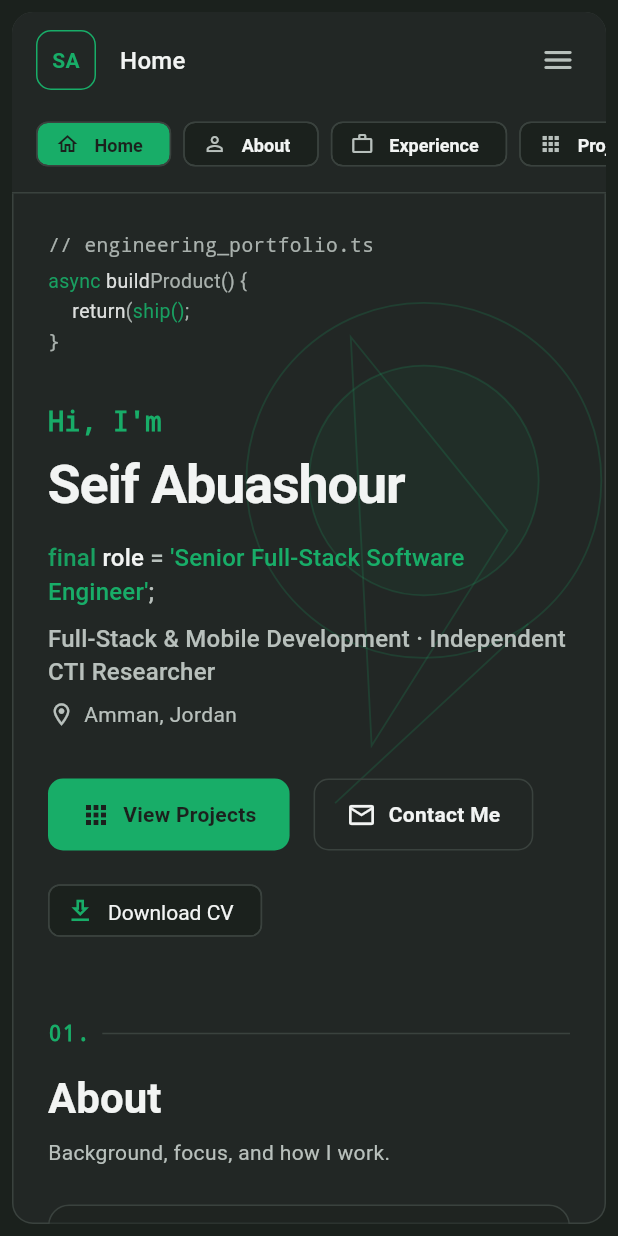
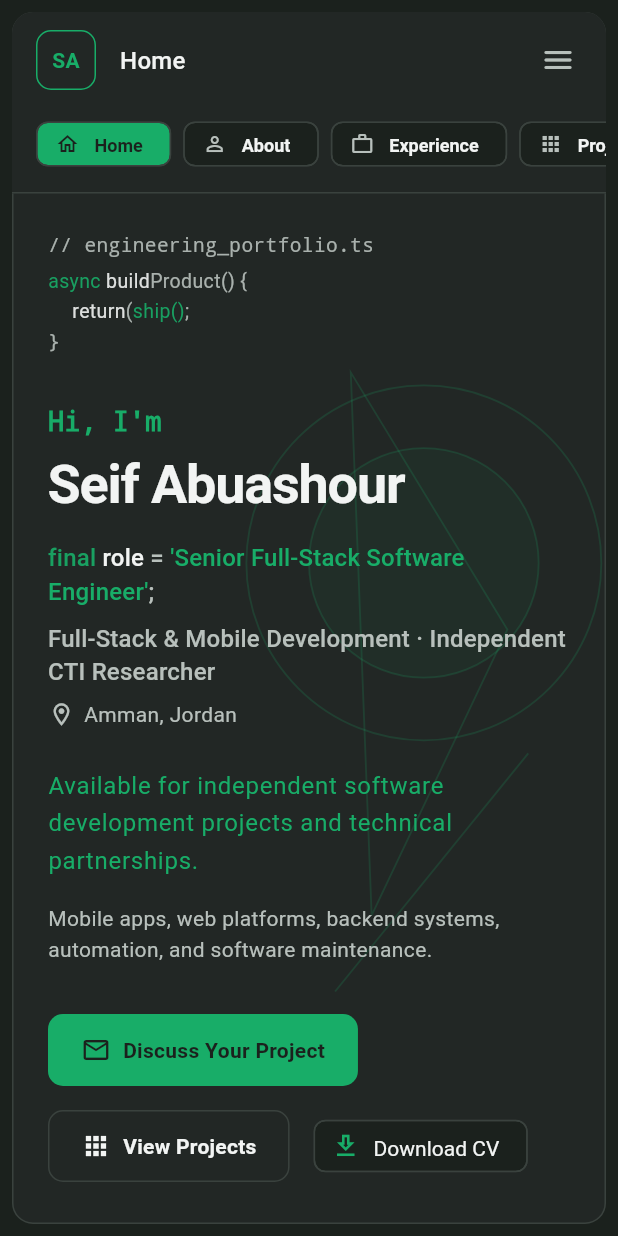
Before and after one commit to saifaboashour/flutter-portfolio, a Flutter app: the screen it shows after launch, on a phone screen of 412 x 824 dp. Run offline on Flutter 3.47's test engine with Material 3 defaults, Android fonts, the phone set to English and light mode, and no system bars; our stand-ins replace web.

Commit message:
Improve commercial project inquiry experience

```diff
--- a/lib/features/home/home_section.dart
+++ b/lib/features/home/home_section.dart
@@ -37,7 +37,7 @@ class HomeSection extends StatelessWidget {
   Future<void> _emailMe(BuildContext context) async {
     final opened = await ExternalNavigator.openMailto(
       profile.email,
-      subject: 'Software engineering opportunity',
+      subject: 'Project inquiry / technical partnership',
     );
     if (!context.mounted) return;
     if (!opened) {
@@ -141,20 +141,27 @@ class HomeSection extends StatelessWidget {
                   ),
                 ],
               ),
+              const SizedBox(height: AppSpacing.lg),
+              Text(
+                'Available for independent software development projects and technical partnerships.',
+                style: textTheme.bodyLarge?.copyWith(color: AppColors.emerald),
+              ),
+              const SizedBox(height: AppSpacing.md),
+              const Text('Mobile apps, web platforms, backend systems, automation, and software maintenance.'),
               const SizedBox(height: AppSpacing.xl),
               Wrap(
                 spacing: AppSpacing.md,
                 runSpacing: AppSpacing.md,
                 children: [
                   FilledButton.icon(
+                    onPressed: () => _emailMe(context),
+                    icon: const Icon(Icons.mail_outline, size: 20),
+                    label: const Text('Discuss Your Project'),
+                  ),
+                  OutlinedButton.icon(
                     onPressed: onViewProjects,
                     icon: const Icon(Icons.apps_outlined, size: 20),
                     label: const Text('View Projects'),
-                  ),
-                  OutlinedButton.icon(
-                    onPressed: () => _emailMe(context),
-                    icon: const Icon(Icons.mail_outline, size: 20),
-                    label: const Text('Contact Me'),
                   ),
                   PopupMenuButton<String>(
                     tooltip: 'Download a targeted CV',
```
